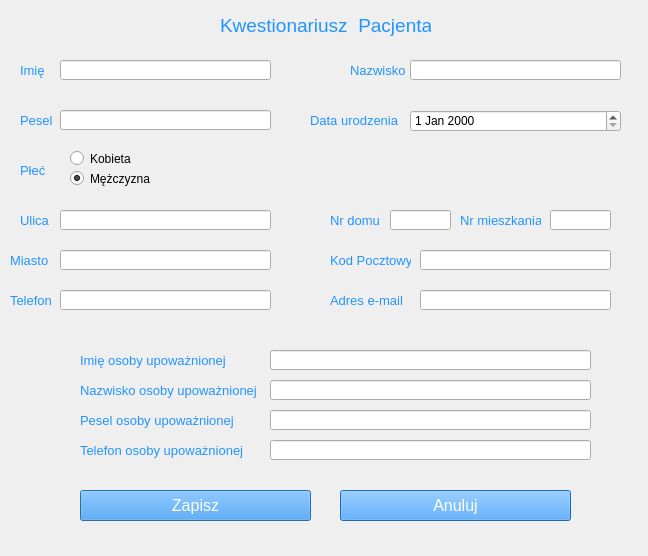
The window that gui/registerPatientGui.ui (dominikagabor/Development_MedApp) describes before a commit, drawn with Qt 5.
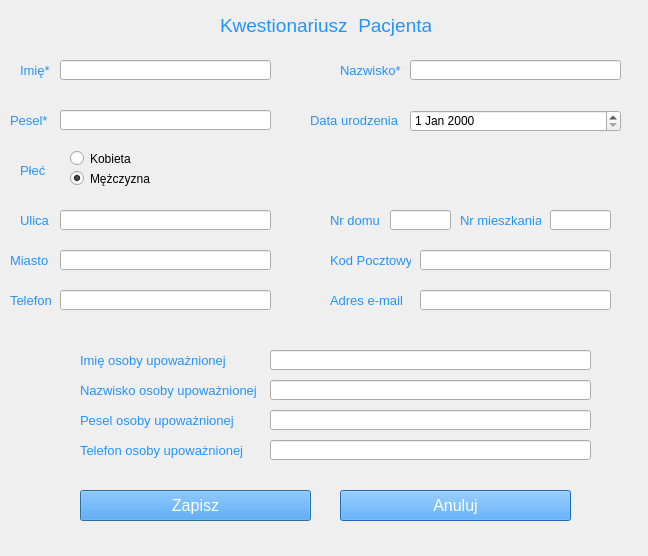
The same window after the commit.

What changed in the file:
```diff
--- a/gui/registerPatientGui.ui
+++ b/gui/registerPatientGui.ui
@@ -62,15 +62,15 @@
     <string notr="true">color: rgb(34, 148, 255)</string>
    </property>
    <property name="text">
-    <string>Imię</string>
+    <string>Imię*</string>
    </property>
   </widget>
   <widget class="QLabel" name="peselLabel">
    <property name="geometry">
     <rect>
-     <x>20</x>
+     <x>10</x>
      <y>110</y>
-     <width>41</width>
+     <width>51</width>
      <height>21</height>
     </rect>
    </property>
@@ -83,7 +83,7 @@
     <string notr="true">color: rgb(34, 148, 255)</string>
    </property>
    <property name="text">
-    <string>Pesel</string>
+    <string>Pesel*</string>
    </property>
   </widget>
   <widget class="QLineEdit" name="surnameEditText">
@@ -99,9 +99,9 @@
   <widget class="QLabel" name="surnameLabel">
    <property name="geometry">
     <rect>
-     <x>350</x>
+     <x>340</x>
      <y>50</y>
-     <width>61</width>
+     <width>71</width>
      <height>41</height>
     </rect>
    </property>
@@ -114,7 +114,7 @@
     <string notr="true">color: rgb(34, 148, 255)</string>
    </property>
    <property name="text">
-    <string>Nazwisko</string>
+    <string>Nazwisko*</string>
    </property>
   </widget>
   <widget class="QLineEdit" name="peselEditText">
```
